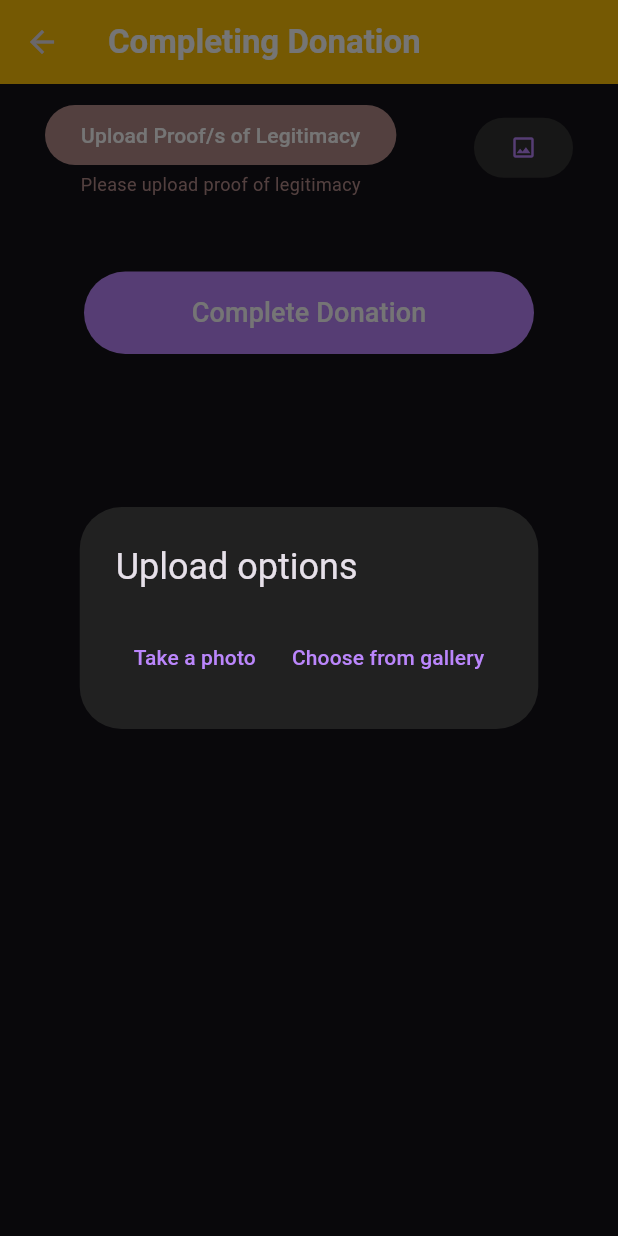
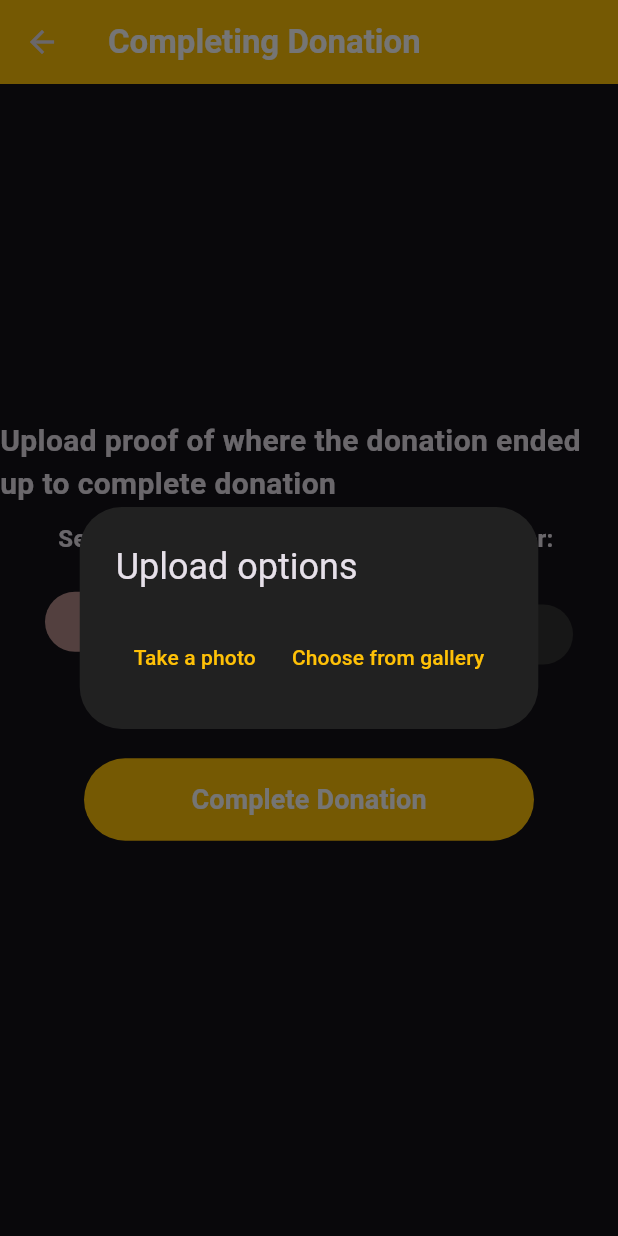
Before and after one commit to CMSC23-AY2023-2024-2ndSem/group3-project, a Flutter app: the CompletionPage screen opened directly with empty values, after a tap on "Complete Donation", after a tap on "Upload Proof/s of Legitimacy", on a phone screen of 412 x 824 dp. Run offline on Flutter 3.47's test engine with Material 3 defaults, Android fonts, the phone set to English and light mode, and no system bars; our stand-ins replace cloud_firestore, firebase_auth, firebase_core, firebase_storage, image_picker, plugin_platform_interface and 1 more; missing offline and left inert: dart:html, qr_code_scanner; accounts and stored records are empty.

Commit message:
refactor: org donation drive details page into list of donations, added button for completion for a donation

```diff
--- a/lib/pages/org_completion_page.dart
+++ b/lib/pages/org_completion_page.dart
@@ -108,15 +108,29 @@ class _CompletionPageState extends State<CompletionPage> {
           ),
           backgroundColor: Colors.amber,
         ),
-      body: SingleChildScrollView(
-        keyboardDismissBehavior: ScrollViewKeyboardDismissBehavior.onDrag,
-        child: Container(
+      body: Container(
               child: Column(
                 mainAxisAlignment: MainAxisAlignment.center,
                 children: [
                   Container(
                     child: Column(
                       children: [
+                        const Text("Upload proof of where the donation ended up to complete donation",
+                            style: TextStyle(
+                                fontSize: 20,
+                                fontWeight: FontWeight.bold)),
+                        Padding(
+                          padding: const EdgeInsets.symmetric(vertical: 10, horizontal: 30),
+                          child: Row(
+                            mainAxisAlignment: MainAxisAlignment.center,
+                            children: [
+                              Text("Sending an SMS to Donor's Contact Number: ${donorContactNumber}",
+                                  style: TextStyle(
+                                      fontSize: 16,
+                                      fontWeight: FontWeight.bold)),
+                            ],
+                          ),
+                        ),
                         uploadImageButton(context),
                         submitButton,
                       ],
@@ -125,7 +139,6 @@ class _CompletionPageState extends State<CompletionPage> {
                 ],
               ),
             )
-      ),
     );
   }
 
@@ -145,7 +158,7 @@ class _CompletionPageState extends State<CompletionPage> {
                         uploadImagePopUp(context);
                       },
                       child: const Text("Upload Proof/s",
-                          style: TextStyle(color: Color.fromARGB(255, 187, 134, 252)))),
+                          style: TextStyle(color: Colors.amber))),
                 if (imageFileUrl.isEmpty && submitClicked)
                   FilledButton(
                       style: const ButtonStyle(
@@ -173,7 +186,7 @@ class _CompletionPageState extends State<CompletionPage> {
                 },
                 child: const Icon(
                   Icons.image_outlined,
-                  color: Color.fromARGB(255, 187, 134, 252),
+                  color: Colors.amber,
                 ))
           ],
         ),
@@ -193,14 +206,14 @@ class _CompletionPageState extends State<CompletionPage> {
                       Navigator.pop(context);
                     },
                     child: const Text("Take a photo",
-                        style: TextStyle(color: Color.fromARGB(255, 187, 134, 252)))),
+                        style: TextStyle(color: Colors.amber))),
                 TextButton(
                     onPressed: () {
                       _pickImageFromGallery();
                       Navigator.pop(context);
                     },
                     child: const Text("Choose from gallery",
-                        style: TextStyle(color: Color.fromARGB(255, 187, 134, 252)))),
+                        style: TextStyle(color: Colors.amber))),
               ],
             )
           ],
@@ -260,7 +273,7 @@ class _CompletionPageState extends State<CompletionPage> {
                 TextButton(
                     onPressed: () => Navigator.pop(context),
                     child: const Text("Confirm",
-                        style: TextStyle(color: Color.fromARGB(255, 187, 134, 252))))
+                        style: TextStyle(color: Colors.amber)))
               ],
             ),
           ));
@@ -269,7 +282,7 @@ class _CompletionPageState extends State<CompletionPage> {
       padding: const EdgeInsets.symmetric(vertical: 40),
       child: FilledButton(
           style: FilledButton.styleFrom(
-              minimumSize: const Size(300, 55), backgroundColor: Color.fromARGB(255, 187, 134, 252)),
+              minimumSize: const Size(300, 55), backgroundColor: Colors.amber),
           onPressed: () async {
             setState(() {
               submitClicked = true;
@@ -303,7 +316,7 @@ class _CompletionPageState extends State<CompletionPage> {
           },
           child: const Text(
             "Complete Donation",
-            style: TextStyle(fontSize: 18, color: Colors.white),
+            style: TextStyle(fontSize: 18, color: Colors.white, fontWeight: FontWeight.bold),
           )));
 
 
--- a/lib/pages/org_donation_drive_details_page.dart
+++ b/lib/pages/org_donation_drive_details_page.dart
@@ -1,7 +1,10 @@
 import 'package:cloud_firestore/cloud_firestore.dart';
 import 'package:flutter/material.dart';
 import 'package:provider/provider.dart';
-import 'package:week9_authentication/providers/donationdrive_provider.dart';
+import 'package:week9_authentication/providers/donation_provider.dart';
+import '../models/donation_model.dart';
+import 'donation_details_page.dart';
+import 'org_completion_page.dart';
 
 class DonationDriveDetailsPage extends StatefulWidget {
   final List donationDriveInfo;
@@ -15,11 +18,11 @@ class DonationDriveDetailsPage extends StatefulWidget {
 class _DonationDriveDetailsPageState extends State<DonationDriveDetailsPage> {
   @override
   Widget build(BuildContext context) {
-    Stream<QuerySnapshot> donationsStream = context.watch<DonationDriveProvider>().donationdrives;
+    Stream<QuerySnapshot> donationsStream = context.watch<DonationProvider>().donations;
 
     return Scaffold(
       appBar: AppBar(
-        title: const Text("Donation Details"),
+        title: Text("Donations in ${widget.donationDriveInfo[0]} Drive"),
         backgroundColor: Colors.orangeAccent,
       ),
       body: StreamBuilder(
@@ -38,45 +41,81 @@ class _DonationDriveDetailsPageState extends State<DonationDriveDetailsPage> {
               child: Text("No Donations Found"),
             );
           }
-            return SingleChildScrollView(
-              child: Column(
-              crossAxisAlignment: CrossAxisAlignment.start,
-              children: [
-                infoItem('Donation Drive/Charity Name', widget.donationDriveInfo[0]),
-                infoItem('Description', widget.donationDriveInfo[1]),
-                infoItem('Organization', widget.donationDriveInfo[2]),
-                infoItem('Status', widget.donationDriveInfo[3]),
-              ],
-            )
+
+
+
+          final donations =
+              snapshot.data!.docs.map((doc) => Donation.fromDocument(doc)).toList();
+              List donationsForDrive = donations.where((donation) => donation.donationDriveUid == widget.donationDriveInfo[4]).toList();
+
+             if(donationsForDrive.isEmpty){
+               return const Center(
+                 child: Text("No Donations Found, Start Linking Donations in your Home Page."),
+               );
+             }else{
+              return ListView.builder(
+              itemCount: donationsForDrive.length,
+              itemBuilder: (context, index) {
+                final donation = donationsForDrive[index];
+
+                var donationCategories = donation.donationCategories.entries
+                        .where((element) => element.value == true)
+                        .map((e) => e.key)
+                        .toList();
+
+                    var date = donation.date.toString().split(" ")[0];
+                    var time = donation.date.toString().split(" ")[1].split(".")[0];
+                    var dateTime = "$date $time";
+                    var donorName = donation.donorUname.split("@")[0];
+
+                List<String> donationInfo = [
+                      donation.donorUname,
+                      donation.organizationUname,
+                      widget.donationDriveInfo[0],
+                      donationCategories.join(", "),
+                      donation.pickupOrDropOff.toString(),
+                      donation.weight,
+                      dateTime,
+                      donation.addresses!.join(" "),
+                      donation.contactNumber.toString(),
+                      donation.status,
+                      donation.imageUrl!,
+                    ];
+
+                return Card(color: Colors.grey.shade900,
+                                margin: const EdgeInsets.all(8),
+                                child: Padding(
+                                  padding: const EdgeInsets.all(8.0),
+                  child: ListTile(
+                    title: Text("Donation from ${donorName}"),
+                    subtitle: Text("Status: ${donation.status}"),
+                    trailing: IconButton(
+                                icon: const Icon(Icons.check,
+                                color: Colors.amber),
+                                onPressed: () {
+                                  Navigator.push(
+                                    context,
+                                    MaterialPageRoute(
+                                      builder: (context) => CompletionPage(
+                                        donationUid: donation.uid,
+                                        donorUname: donation.donorUname,
+                                        driveUid: widget.donationDriveInfo[4],
+                                      ),
+                                    ),
+                                  );
+                                },
+                              ),
+                    onTap:() {
+                              Navigator.push(context, MaterialPageRoute(builder: (context) => DonationDetailsPage(donationInfo: donationInfo),));
+                            },
+                  ),
+                ));
+              },
             );
+             }
         },
       ),
     );
   }
 
-  Widget infoItem(String label, String info) {
-    return Padding(
-      padding: const EdgeInsets.symmetric(vertical: 8, horizontal: 16),
-      child: Column(
-        crossAxisAlignment: CrossAxisAlignment.start,
-        children: [
-          Text(
-            label,
-            style: const TextStyle(
-              color: Colors.grey,
-              fontWeight: FontWeight.bold,
-            ),
-          ),
-          const SizedBox(height: 4),
-          Text(
-            info,
-            style: const TextStyle(
-              fontSize: 16,
-            ),
-          ),
-          const Divider(),
-        ],
-      ),
-    );
-  }
 }
--- a/lib/pages/org_donation_drives_page.dart
+++ b/lib/pages/org_donation_drives_page.dart
@@ -171,6 +171,7 @@ class _OrganizationDonationDrivesPageState
                               donationDrive.description,
                               donationDrive.organizationUname,
                               isOpen,
+                              donationDrive.uid
                             ];
 
                             return Card(
--- a/lib/pages/org_home.dart
+++ b/lib/pages/org_home.dart
@@ -38,7 +38,7 @@ class _OrganizationHomePageState extends State<OrganizationHomePage> {
 
   Future<void> _fetchDonationDrives() async {
     FirebaseFirestore.instance
-            .collection("donationdrives")
+            .collection("donationdrives").where("organizationUname", isEqualTo: context.read<UserAuthProvider>().user!.email!)
             .get()
             .then((querySnapshot) {
             querySnapshot.docs.forEach((doc) {
```
Also changed, not shown: lib/pages/donation_details_page.dart (+9 -0 lines).
